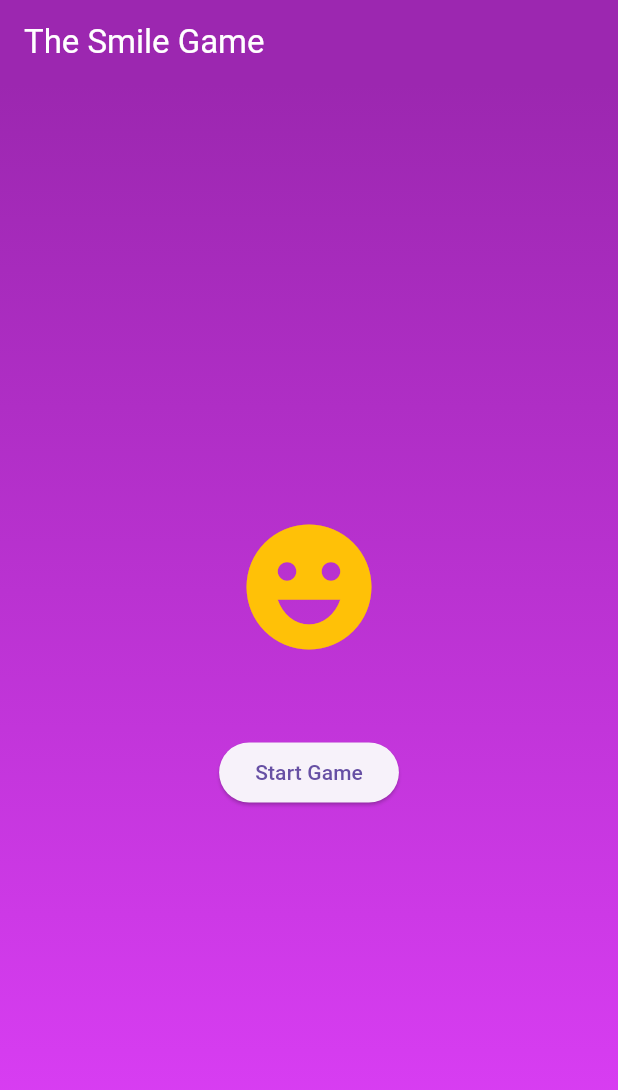
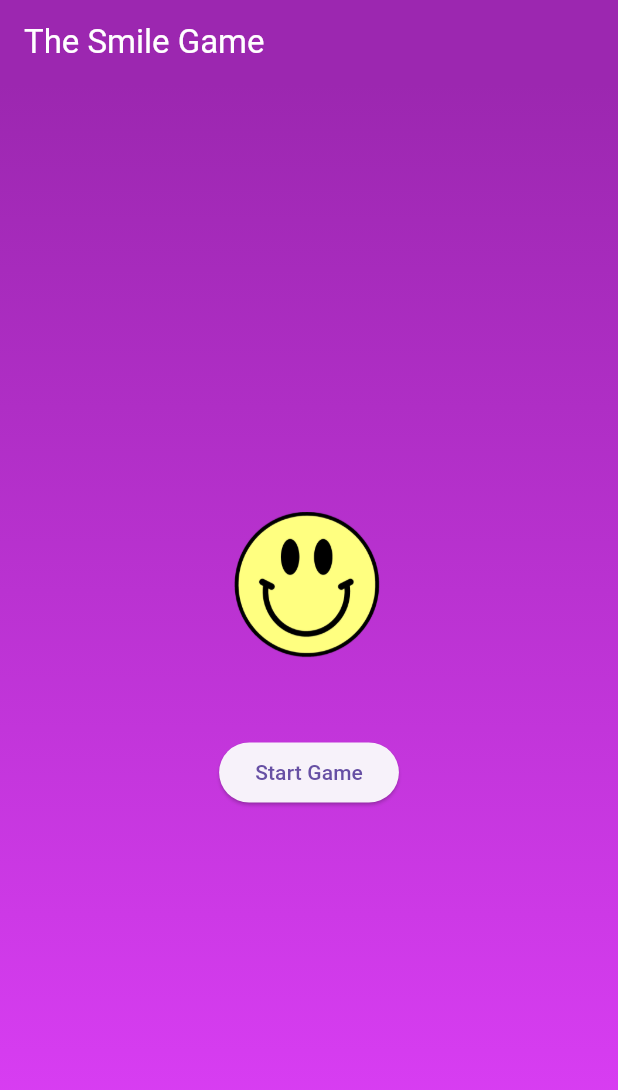
Before and after one commit to syph3r-d/Fidenz-Open-Mobile-Assignment, a Flutter app: the screen it shows after launch, on a phone screen of 412 x 824 dp. Shown: the top 1090 px of the screen. Run offline on Flutter 3.47's test engine with Material 3 defaults, Android fonts, the phone set to English and light mode, and no system bars.

Commit message:
added smiley image

```diff
--- a/lib/results_screen.dart
+++ b/lib/results_screen.dart
@@ -33,8 +33,8 @@ class ResultsScreen extends StatelessWidget {
           child: Column(
             mainAxisAlignment: MainAxisAlignment.center,
             children: [
-              const Icon(Icons.emoji_emotions,
-                  size: 100.0, color: Colors.amber),
+              Image.asset('assets/images/smiley-face-png-from-pngfre-9.png',
+                  width: 100),
               const SizedBox(height: 50.0),
               Text(
                 'Your score is $score/$count',
--- a/lib/start_screen.dart
+++ b/lib/start_screen.dart
@@ -27,8 +27,8 @@ class StartScreen extends StatelessWidget {
           child: Column(
             mainAxisAlignment: MainAxisAlignment.center,
             children: [
-              const Icon(Icons.emoji_emotions,
-                  size: 100.0, color: Colors.amber),
+              Image.asset('assets/images/smiley-face-png-from-pngfre-9.png',
+                  width: 100),
               const SizedBox(height: 50.0),
               ElevatedButton(
                   onPressed: () {
```
Also changed, not shown: pubspec.yaml (+4 -5 lines), assets/images/smiley-face-png-from-pngfre-9.png (added).
